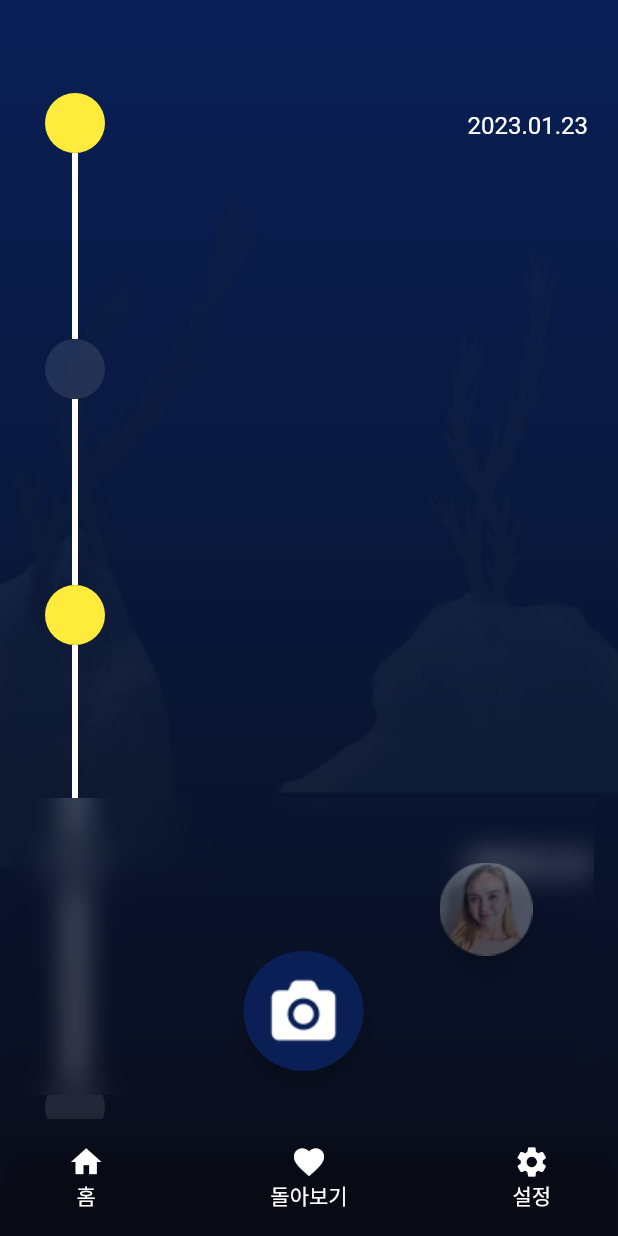
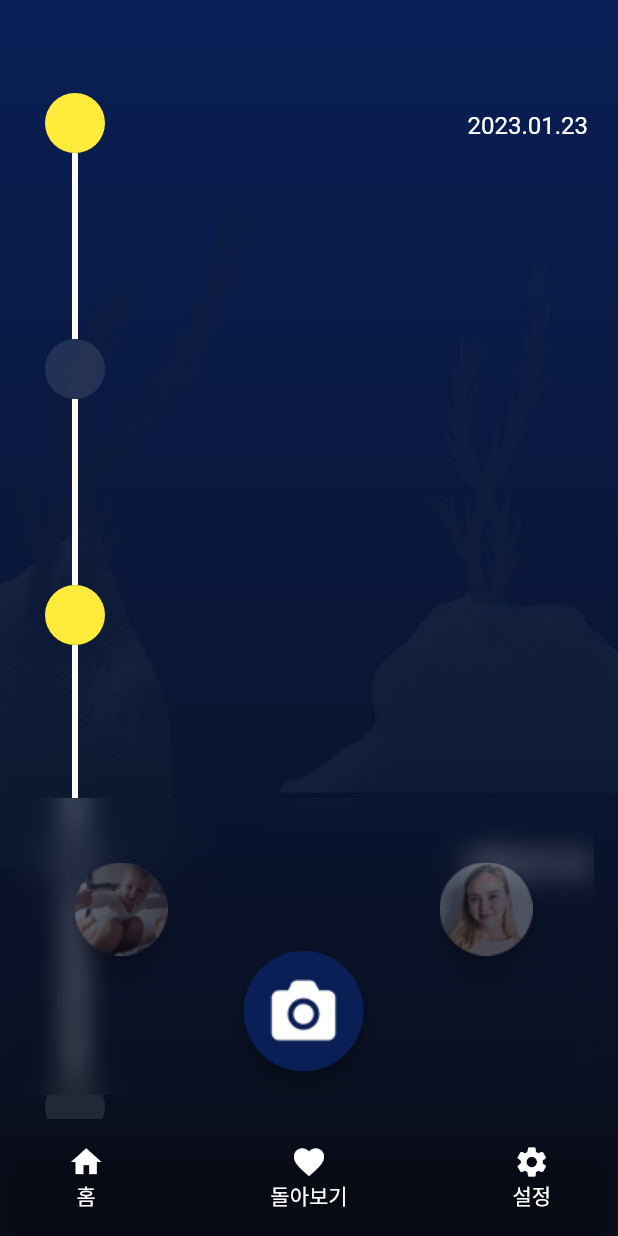
Before and after one commit to NORITHON/MOA, a Flutter app: the screen it shows after launch, on a phone screen of 412 x 824 dp. Run offline on Flutter 3.47's test engine with Material 2 defaults, Android fonts, the phone set to English and light mode, and no system bars; drawn by our look-alikes of timeline_tile; our stand-ins replace camera, flutter_highlight, flutter_svg, google_fonts, image_picker, page_transition; missing offline and left inert: google_mlkit_commons, google_mlkit_face_detection; Roboto replaces fonts that are missing (PretendardVariable); project files that could hold a hidden picture were left out.

Commit message:
baby back

```diff
--- a/lib/src/showcase_timeline_tile.dart
+++ b/lib/src/showcase_timeline_tile.dart
@@ -105,6 +105,23 @@ class _ShowcaseTimelineTileState extends State<ShowcaseTimelineTile> {
                   //will break to another line on overflow
                   //use vertical to show  on vertical axis
                   children: <Widget>[
+                    Align(
+                      alignment: Alignment.topLeft,
+                      child: Padding(
+                        padding: const EdgeInsets.fromLTRB(41, 43, 0, 0),
+                        child: SizedBox(
+                            height: 62,
+                            width: 62,
+                            child: FloatingActionButton(
+                              onPressed: () {
+                                //action code for button 3
+                              },
+                              backgroundColor: Colors.transparent,
+                              child: Image(
+                                  image: AssetImage('assets/images/baby.png')),
+                            )),
+                      ),
+                    ),
                     Align(
                       alignment: Alignment.center,
                       child: Padding(
```
